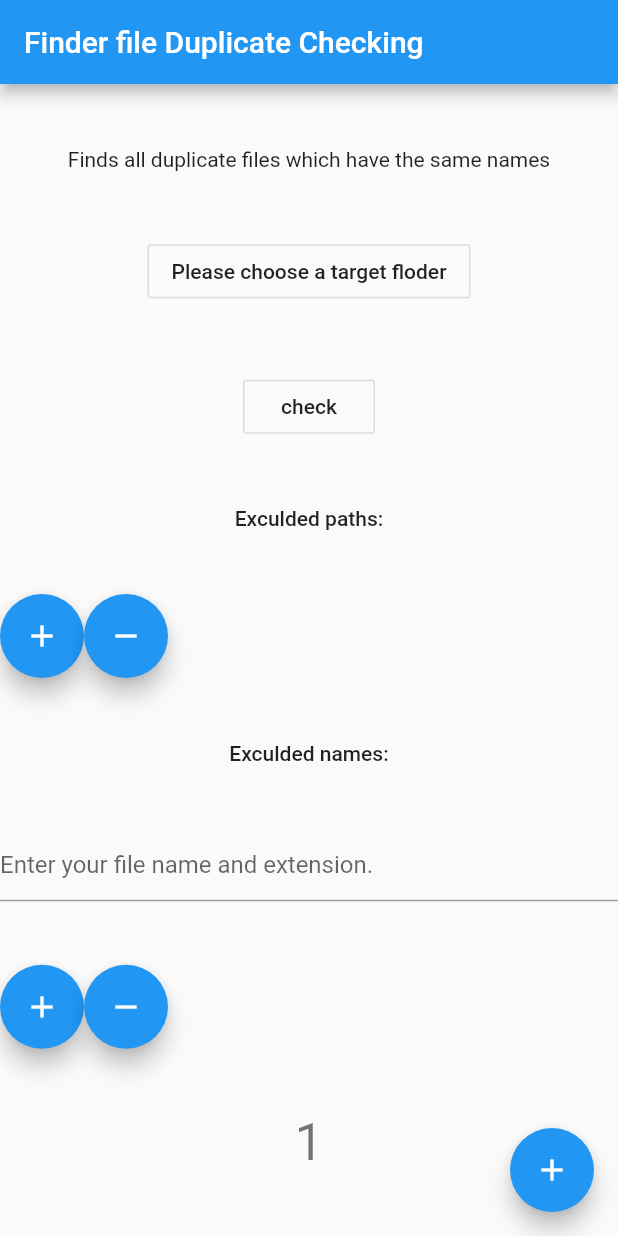
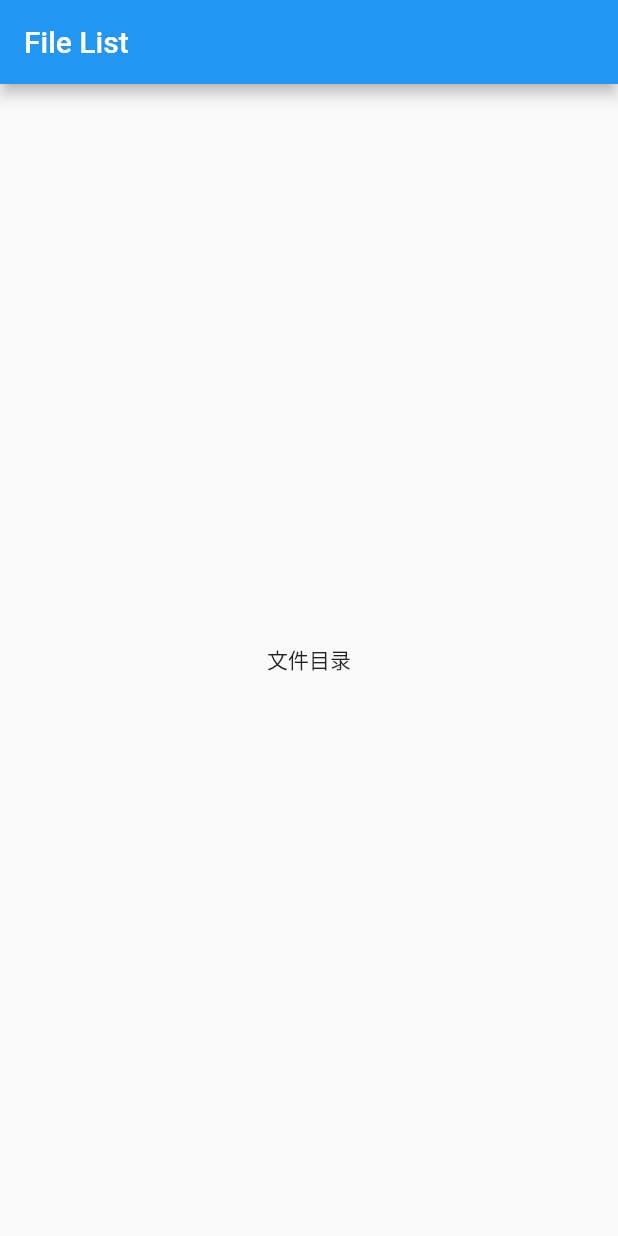
Before and after one commit to HYAdonisCoding/finder_duplicate_checking_202106, a Flutter app: the screen it shows after launch, after a tap on "Please choose a target floder", on a phone screen of 412 x 824 dp. Run offline on Flutter 3.47's test engine with Material 2 defaults, Android fonts, the phone set to English and light mode, and no system bars.

Commit message:
增加File List页面。

```diff
--- /dev/null
+++ b/lib/fileList.dart
@@ -0,0 +1,39 @@
+import 'package:flutter/material.dart';
+
+class FileList extends StatelessWidget {
+  @override
+  Widget build(BuildContext context) {
+    return MaterialApp(
+      title: 'Finder Demo',
+      theme: ThemeData(
+        primarySwatch: Colors.blue,
+      ),
+      home: FileListPage(title: 'File List'),
+    );
+  }
+}
+
+class FileListPage extends StatefulWidget {
+  const FileListPage({Key? key, required this.title}) : super(key: key);
+
+  final String title;
+
+  @override
+  _FileListPageState createState() => _FileListPageState();
+}
+
+class _FileListPageState extends State<FileListPage> {
+  @override
+  Widget build(BuildContext context) {
+    return Scaffold(
+        appBar: AppBar(
+          title: Text(widget.title),
+
+        ),
+        body: Center(
+          child: Text("文件目录"),
+
+        )
+      );
+  }
+}
--- a/lib/main.dart
+++ b/lib/main.dart
@@ -1,3 +1,4 @@
+import 'package:finder_duplicate_checking_202106/fileList.dart';
 import 'package:flutter/material.dart';
 
 void main() {
@@ -49,14 +50,9 @@ class _MyHomePageState extends State<MyHomePage> {
   int _counter = 0;
 
   void _chooseTargetFloder() {
-    setState(() {
-      // This call to setState tells the Flutter framework that something has
-      // changed in this State, which causes it to rerun the build method below
-      // so that the display can reflect the updated values. If we changed
-      // _counter without calling setState(), then the build method would not be
-      // called again, and so nothing would appear to happen.
-      _counter++;
-    });
+    Navigator.push(context,new  MaterialPageRoute(
+              builder:(context) =>new FileList())
+            );
   }
 
   void _checkAction() {
@@ -89,7 +85,8 @@ class _MyHomePageState extends State<MyHomePage> {
             ),
             OutlineButton(
               onPressed: _chooseTargetFloder,
-              child: Text("Please choose a target floder"), // Icon(Icons.attach_file),
+              child: Text(
+                  "Please choose a target floder"), // Icon(Icons.attach_file),
             ),
             OutlineButton(
               onPressed: _checkAction,
```
